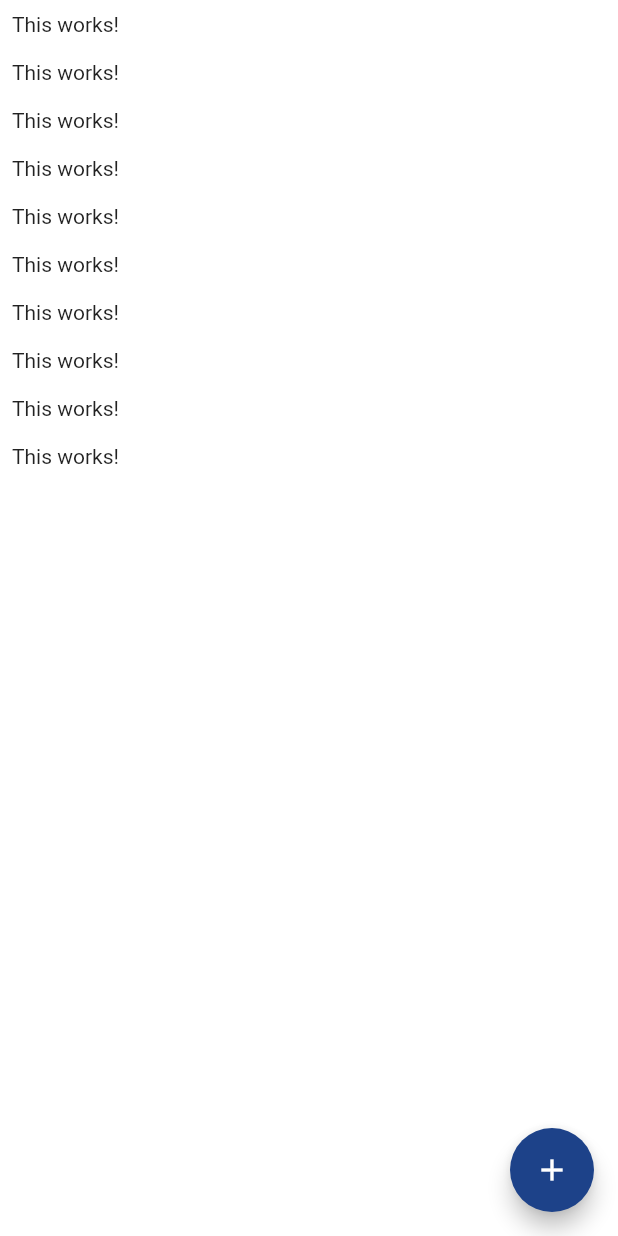
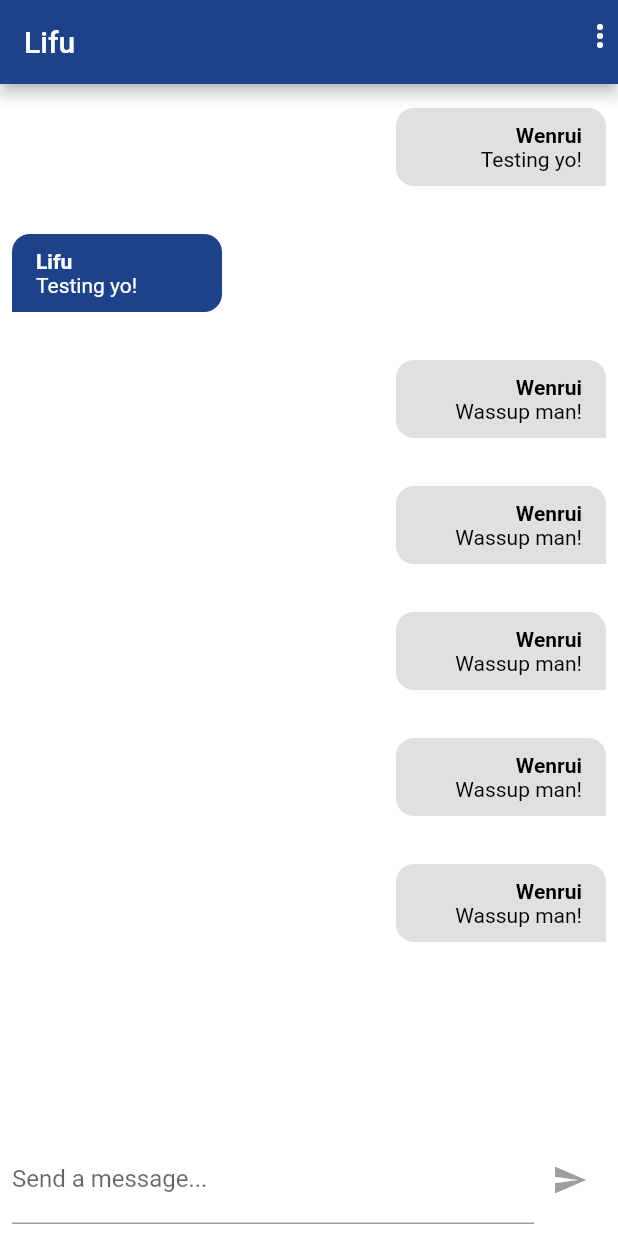
Before and after one commit to wenruiq/find-my-path, a Flutter app: the screen it shows once a user with an empty profile is signed in, on a phone screen of 412 x 824 dp. Run offline on Flutter 3.47's test engine with Material 2 defaults, Android fonts, the phone set to English and light mode, and no system bars; our stand-ins replace cloud_firestore, firebase_auth, firebase_core; accounts and stored records are empty.

Commit message:
added basic chat screen

```diff
--- a/lib/screens/chat_screen.dart
+++ b/lib/screens/chat_screen.dart
@@ -2,22 +2,59 @@ import "package:flutter/material.dart";
 import "package:cloud_firestore/cloud_firestore.dart";
 import "package:firebase_auth/firebase_auth.dart";
 
-class ChatScreen extends StatelessWidget {
+import "../widgets/chat/messages.dart";
+import "../widgets/chat/new_message.dart";
+
+class ChatScreen extends StatefulWidget {
   const ChatScreen({Key? key}) : super(key: key);
 
   @override
+  State<ChatScreen> createState() => _ChatScreenState();
+}
+
+class _ChatScreenState extends State<ChatScreen> {
+  @override
   Widget build(BuildContext context) {
     return Scaffold(
-      body: ListView.builder(
-          itemCount: 10,
-          itemBuilder: (ctx, index) => Container(
-              padding: const EdgeInsets.all(8),
-              child: const Text("This works!"))),
-      floatingActionButton: FloatingActionButton(
-          child: Icon(Icons.add),
-          onPressed: () {
-            FirebaseAuth.instance.signOut();
-          }),
+      appBar: AppBar(
+        title: const Text('Lifu'),
+        actions: [
+          DropdownButton(
+            underline: Container(),
+            icon: Icon(
+              Icons.more_vert,
+              color: Theme.of(context).primaryIconTheme.color,
+            ),
+            items: [
+              DropdownMenuItem(
+                child: Row(
+                  children: const <Widget>[
+                    Icon(Icons.exit_to_app),
+                    SizedBox(width: 8),
+                    Text('Logout'),
+                  ],
+                ),
+                value: 'logout',
+              ),
+            ],
+            onChanged: (itemIdentifier) {
+              if (itemIdentifier == 'logout') {
+                FirebaseAuth.instance.signOut();
+              }
+            },
+          ),
+        ],
+      ),
+      body: Container(
+        child: Column(
+          children: const <Widget>[
+            Expanded(
+              child: Messages(),
+            ),
+            NewMessage(),
+          ],
+        ),
+      ),
     );
   }
 }
--- /dev/null
+++ b/lib/widgets/chat/message_bubble.dart
@@ -0,0 +1,73 @@
+import "package:flutter/material.dart";
+
+class MessageBubble extends StatelessWidget {
+  const MessageBubble(
+      {Key? key,
+      required this.senderName,
+      required this.msgText,
+      required this.msgTime,
+      required this.msgType,
+      required this.imageURL,
+      required this.isMe})
+      : super(key: key);
+
+  final String senderName;
+  final String msgText;
+  final String msgTime;
+  final String msgType;
+  final String imageURL;
+  final bool isMe;
+
+  @override
+  Widget build(BuildContext context) {
+    return Row(
+      mainAxisAlignment: isMe ? MainAxisAlignment.end : MainAxisAlignment.start,
+      children: <Widget>[
+        Container(
+          decoration: BoxDecoration(
+            color: isMe ? Colors.grey[300] : Theme.of(context).accentColor,
+            borderRadius: BorderRadius.only(
+              topLeft: Radius.circular(12),
+              topRight: Radius.circular(12),
+              bottomLeft: !isMe ? Radius.circular(0) : Radius.circular(12),
+              bottomRight: isMe ? Radius.circular(0) : Radius.circular(12),
+            ),
+          ),
+          width: 140,
+          padding: const EdgeInsets.symmetric(
+            vertical: 10,
+            horizontal: 16,
+          ),
+          margin: const EdgeInsets.symmetric(
+            vertical: 16,
+            horizontal: 8,
+          ),
+          child: Column(
+            crossAxisAlignment:
+                isMe ? CrossAxisAlignment.end : CrossAxisAlignment.start,
+            children: <Widget>[
+              Text(
+                senderName,
+                style: TextStyle(
+                  fontWeight: FontWeight.bold,
+                  color: isMe
+                      ? Colors.black
+                      : Theme.of(context).accentTextTheme.headline6!.color,
+                ),
+              ),
+              Text(
+                msgText,
+                style: TextStyle(
+                  color: isMe
+                      ? Colors.black
+                      : Theme.of(context).accentTextTheme.headline6!.color,
+                ),
+                textAlign: isMe ? TextAlign.end : TextAlign.start,
+              ),
+            ],
+          ),
+        ),
+      ],
+    );
+  }
+}
--- /dev/null
+++ b/lib/widgets/chat/messages.dart
@@ -0,0 +1,71 @@
+import "package:flutter/material.dart";
+
+import "./message_bubble.dart";
+
+class Messages extends StatelessWidget {
+  const Messages({Key? key}) : super(key: key);
+
+  @override
+  Widget build(BuildContext context) {
+    return ListView(
+      children: const <Widget>[
+        MessageBubble(
+            imageURL: '',
+            senderName: 'Wenrui',
+            msgText: 'Testing yo!',
+            msgTime: '21:00',
+            isMe: true,
+            msgType: 'text',
+            key: Key('321DDDDW')),
+        MessageBubble(
+            imageURL: '',
+            senderName: 'Lifu',
+            msgText: 'Testing yo!',
+            msgTime: '21:00',
+            isMe: false,
+            msgType: 'text',
+            key: Key('21s12d2')),
+        MessageBubble(
+            imageURL: '',
+            senderName: 'Wenrui',
+            msgText: 'Wassup man!',
+            msgTime: '21:00',
+            isMe: true,
+            msgType: 'text',
+            key: Key('d2d23')),
+        MessageBubble(
+            imageURL: '',
+            senderName: 'Wenrui',
+            msgText: 'Wassup man!',
+            msgTime: '21:00',
+            isMe: true,
+            msgType: 'text',
+            key: Key('d2d23')),
+        MessageBubble(
+            imageURL: '',
+            senderName: 'Wenrui',
+            msgText: 'Wassup man!',
+            msgTime: '21:00',
+            isMe: true,
+            msgType: 'text',
+            key: Key('d2d23')),
+        MessageBubble(
+            imageURL: '',
+            senderName: 'Wenrui',
+            msgText: 'Wassup man!',
+            msgTime: '21:00',
+            isMe: true,
+            msgType: 'text',
+            key: Key('d2d23')),
+        MessageBubble(
+            imageURL: '',
+            senderName: 'Wenrui',
+            msgText: 'Wassup man!',
+            msgTime: '21:00',
+            isMe: true,
+            msgType: 'text',
+            key: Key('d2d23')),
+      ],
+    );
+  }
+}
--- /dev/null
+++ b/lib/widgets/chat/new_message.dart
@@ -0,0 +1,44 @@
+import "package:flutter/material.dart";
+
+class NewMessage extends StatefulWidget {
+  const NewMessage({Key? key}) : super(key: key);
+
+  @override
+  _NewMessageState createState() => _NewMessageState();
+}
+
+class _NewMessageState extends State<NewMessage> {
+  final _controller = TextEditingController();
+  var _enteredMessage = '';
+
+  @override
+  Widget build(BuildContext context) {
+    return Container(
+      margin: const EdgeInsets.only(top: 8),
+      padding: const EdgeInsets.all(8),
+      child: Row(
+        children: <Widget>[
+          Expanded(
+            child: TextField(
+              controller: _controller,
+              textCapitalization: TextCapitalization.sentences,
+              autocorrect: true,
+              enableSuggestions: true,
+              decoration: const InputDecoration(labelText: 'Send a message...'),
+              onChanged: (value) {
+                setState(() {
+                  _enteredMessage = value;
+                });
+              },
+            ),
+          ),
+          IconButton(
+              icon: const Icon(
+                Icons.send,
+              ),
+              onPressed: _enteredMessage.trim().isEmpty ? null : () {})
+        ],
+      ),
+    );
+  }
+}
```
